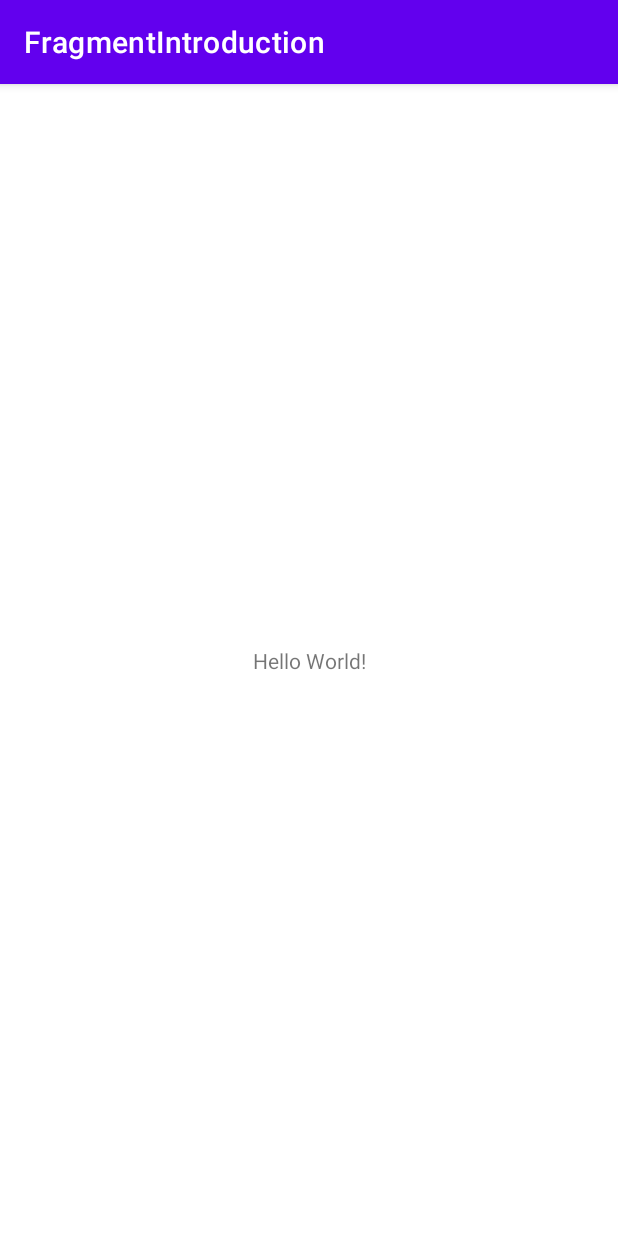
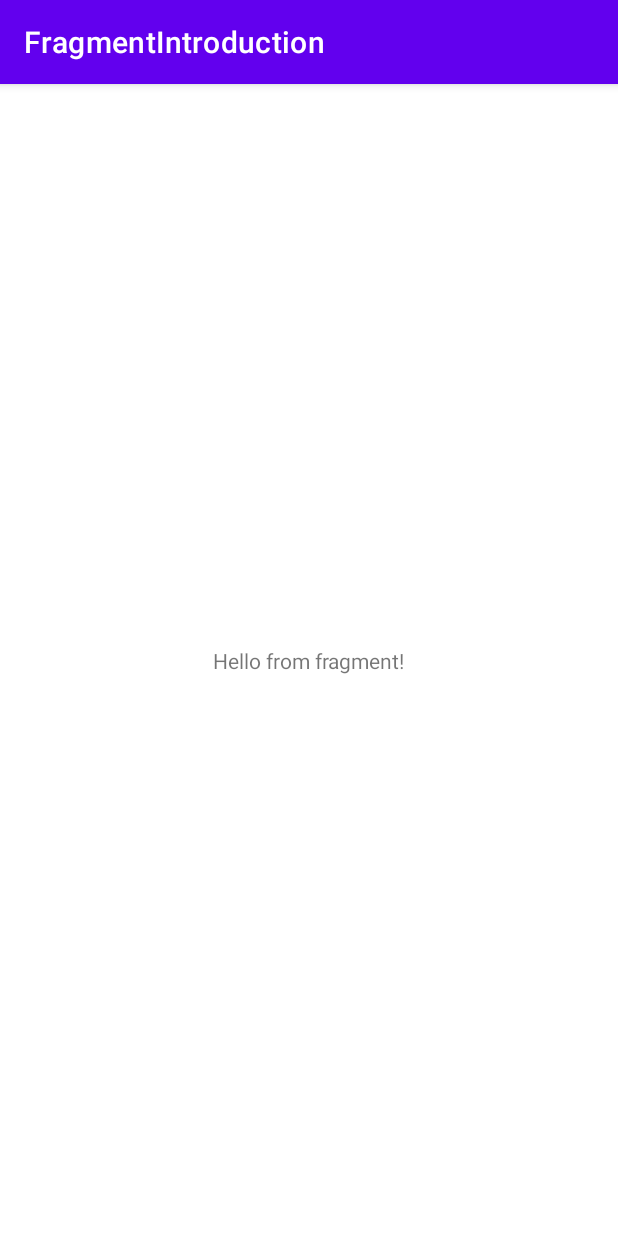
Before and after one commit to collau/FragmentIntroduction, an Android app: the screen it shows after launch (MainActivity), on a phone screen of 412 x 824 dp. Run offline under Robolectric (Android 15) with nearby library versions, the phone set to English and light mode, and no system bars.

Commit message:
1. Create and show first fragment from code

```diff
--- a/app/src/main/java/com/fishnco/fragmentintro/MainActivity.java
+++ b/app/src/main/java/com/fishnco/fragmentintro/MainActivity.java
@@ -1,6 +1,8 @@
 package com.fishnco.fragmentintro;
 
 import androidx.appcompat.app.AppCompatActivity;
+import androidx.fragment.app.Fragment;
+import androidx.fragment.app.FragmentManager;
 
 import android.os.Bundle;
 
@@ -10,5 +12,18 @@ public class MainActivity extends AppCompatActivity {
     protected void onCreate(Bundle savedInstanceState) {
         super.onCreate(savedInstanceState);
         setContentView(R.layout.activity_main);
+
+        //Fragment
+        FragmentManager fragmentManager = getSupportFragmentManager();
+
+        //define the container to put this fragment
+        Fragment fragment = fragmentManager.findFragmentById(R.id.myContainer);
+
+        if (fragment == null) {
+            fragment = new MainFragment();
+            fragmentManager.beginTransaction()
+                    .add(R.id.myContainer, fragment)
+                    .commit();
+        }
     }
 }
--- /dev/null
+++ b/app/src/main/java/com/fishnco/fragmentintro/MainFragment.java
@@ -0,0 +1,26 @@
+package com.fishnco.fragmentintro;
+
+import android.os.Bundle;
+import android.view.LayoutInflater;
+import android.view.View;
+import android.view.ViewGroup;
+
+import androidx.annotation.NonNull;
+import androidx.annotation.Nullable;
+import androidx.fragment.app.Fragment;
+
+public class MainFragment extends Fragment {
+
+    //empty constructor required
+    public MainFragment() {}
+
+    //Override method to inflate MainFragment
+    @Nullable
+    @Override
+    public View onCreateView(@NonNull LayoutInflater inflater, @Nullable ViewGroup container, @Nullable Bundle savedInstanceState) {
+        //Create a view object to inflate
+        View view = inflater.inflate(R.layout.fragment_main, container, false);
+
+        return view;
+    }
+}
--- a/app/src/main/res/layout/activity_main.xml
+++ b/app/src/main/res/layout/activity_main.xml
@@ -1,18 +1,10 @@
 <?xml version="1.0" encoding="utf-8"?>
-<androidx.constraintlayout.widget.ConstraintLayout xmlns:android="http://schemas.android.com/apk/res/android"
+<FrameLayout xmlns:android="http://schemas.android.com/apk/res/android"
     xmlns:app="http://schemas.android.com/apk/res-auto"
     xmlns:tools="http://schemas.android.com/tools"
+    android:id="@+id/myContainer"
     android:layout_width="match_parent"
     android:layout_height="match_parent"
     tools:context=".MainActivity">
 
-    <TextView
-        android:layout_width="wrap_content"
-        android:layout_height="wrap_content"
-        android:text="Hello World!"
-        app:layout_constraintBottom_toBottomOf="parent"
-        app:layout_constraintLeft_toLeftOf="parent"
-        app:layout_constraintRight_toRightOf="parent"
-        app:layout_constraintTop_toTopOf="parent" />
-
-</androidx.constraintlayout.widget.ConstraintLayout>
+</FrameLayout>
--- /dev/null
+++ b/app/src/main/res/layout/fragment_main.xml
@@ -0,0 +1,18 @@
+<?xml version="1.0" encoding="utf-8"?>
+<androidx.constraintlayout.widget.ConstraintLayout xmlns:android="http://schemas.android.com/apk/res/android"
+    xmlns:app="http://schemas.android.com/apk/res-auto"
+    xmlns:tools="http://schemas.android.com/tools"
+    android:layout_width="match_parent"
+    android:layout_height="match_parent"
+    tools:context=".MainActivity">
+
+    <TextView
+        android:layout_width="wrap_content"
+        android:layout_height="wrap_content"
+        android:text="Hello from fragment!"
+        app:layout_constraintBottom_toBottomOf="parent"
+        app:layout_constraintLeft_toLeftOf="parent"
+        app:layout_constraintRight_toRightOf="parent"
+        app:layout_constraintTop_toTopOf="parent" />
+
+</androidx.constraintlayout.widget.ConstraintLayout>
```
